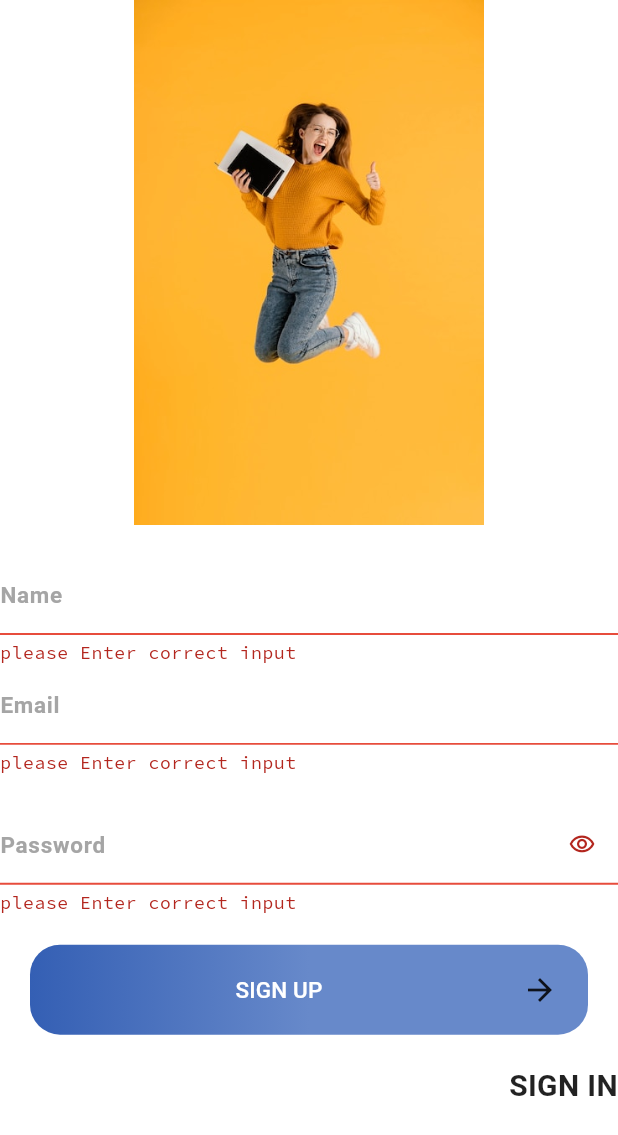
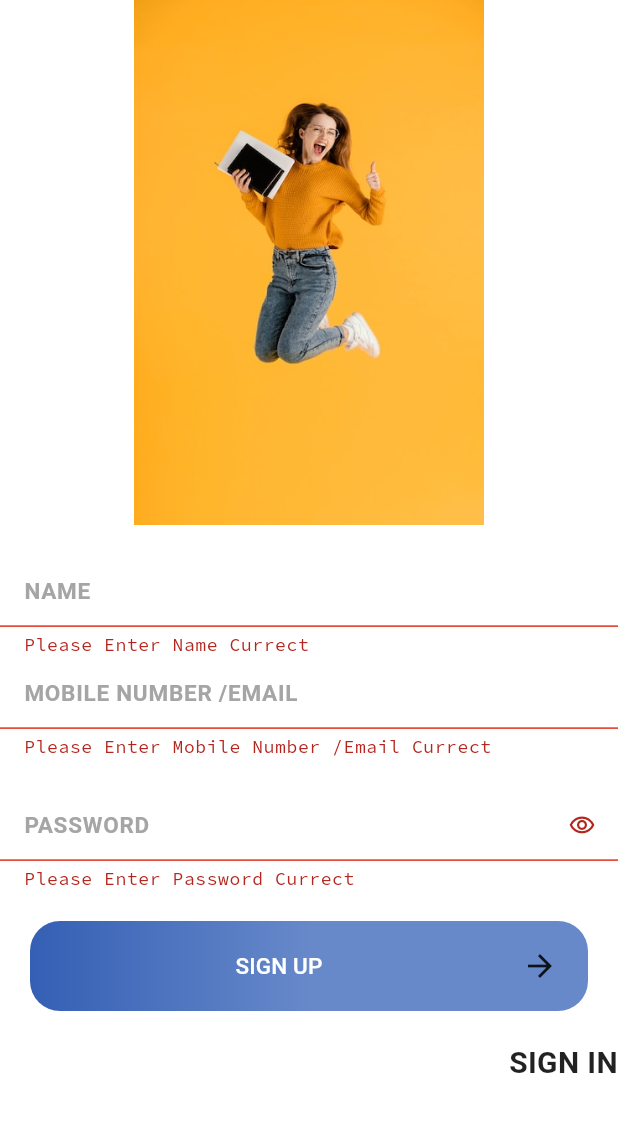
Before and after one commit to ahmedShabaan11/university_project, a Flutter app: the SignUp screen opened directly, after a tap on "SIGN UP", on a phone screen of 412 x 824 dp. Shown: the top 1135 px of the screen. Run offline on Flutter 3.47's test engine with Material 3 defaults, Android fonts, the phone set to English and light mode, and no system bars; our stand-ins replace chat_bubbles, cloud_firestore, firebase_auth, firebase_core, google_fonts, sizer; accounts and stored records are empty.

Commit message:
text form

```diff
--- a/lib/componenets/button_home.dart
+++ b/lib/componenets/button_home.dart
@@ -1,7 +1,7 @@
 import 'package:flutter/material.dart';
 import 'package:university/constants.dart';
-import 'package:university/models/chat_model.dart';
-import 'package:university/models/chat_model.dart';
+import 'package:university/data/models/chat_model.dart';
+
 
 class ButtonHome extends StatelessWidget {
    ButtonHome({super.key, required this.buttonHomeModel});
--- a/lib/componenets/custom_text_formfeild.dart
+++ b/lib/componenets/custom_text_formfeild.dart
@@ -1,65 +1,71 @@
 import 'package:flutter/material.dart';
+class CustomTextFormField extends StatelessWidget {
+  String? text;
+  String? regexCondition;
+  TextEditingController? controller;
+  bool isPassword;
+  bool? enabled;
+  IconData? iconData;
+  Function? onClick;
+  TextInputType? keyboardType;
+  Function(String)? onChange;
+  String? Function(String?)? validator;
 
-import '../constants.dart';
-
-class CustomTextFormFeild extends StatelessWidget {
-  String hintText;
-  String ?labelText;
-  IconData? icon;
-  bool obscureText;
-  void Function()? onTap;
-  TextEditingController? controller;
-  TextInputType? keyboardType;
-
-  CustomTextFormFeild({
-    super.key,
-    required this.hintText,
-    this.icon,
-    this.onTap,
-    this.labelText,
+  CustomTextFormField({
+    this.regexCondition,
+    this.text,
     this.controller,
+    this.iconData,
+    this.onClick,
     this.keyboardType,
-    this.obscureText = false,
+    this.isPassword = false,
+    this.onChange,
+    this.validator,
+    this.enabled
   });
 
   @override
   Widget build(BuildContext context) {
-    return TextFormField(
-
-      validator: (value) {
-        RegExp regExp = RegExp(controller!.text);
+    return Container(
+      // margin: EdgeInsets.symmetric(vertical: 8),
+      child: TextFormField(
+        style: TextStyle(color: Colors.black,fontSize: 18),
+        onChanged: onChange,
+        validator: validator ??
+                (value) {
               if (value == null || value.isEmpty) {
-          return 'please Enter correct input';
-        } else if (!regExp.hasMatch(value)) {
-          return 'Please Enter a valid input ';
+                return "Please Enter $text Currect";
+              }
+              if (regexCondition != null) {
+                if (!RegExp('$regexCondition').hasMatch(value)) {
+                  return 'your $text must be $regexCondition';
+                }
               }
             },
-      style: const TextStyle(color: Colors.black, fontSize: 20),
+        enabled: enabled,
         controller: controller,
-      obscureText: obscureText,
-textInputAction: TextInputAction.go,
+        obscureText: isPassword,
+        keyboardType: keyboardType,
         decoration: InputDecoration(
-        filled: false,
-        fillColor: Colors.white,
-        labelText:labelText,
-
           isDense: true,
-        hintText: hintText,
-        suffixIcon: icon == null
-            ? const SizedBox()
-            : InkWell(
-                child: Icon(icon),
-                onTap: onTap,
+          contentPadding: EdgeInsets.symmetric(vertical: 0, horizontal: 16),
+          labelText: text!.toUpperCase(),
+          border: OutlineInputBorder(
+            borderRadius: BorderRadius.circular(25),
           ),
-
-        suffixStyle: const TextStyle(decoration: TextDecoration.lineThrough),
-        border: OutlineInputBorder(
-
-
-          borderRadius: BorderRadius.circular(25),
+          suffixIcon: iconData != null
+              ? InkWell(
+            onTap: () {
+              onClick!();
+            },
+            child: Icon(
+              iconData,
+              // color: ColorManager.darkOrangeColor,
+            ),
+          )
+              : SizedBox(),
         ),
       ),
     );
   }
-
 }
--- a/lib/componenets/home_components.dart
+++ b/lib/componenets/home_components.dart
@@ -1,7 +1,7 @@
 import 'package:flutter/material.dart';
+import 'package:university/data/models/chat_model.dart';
 
 import '../constants.dart';
-import '../models/chat_model.dart';
 import '../screens/my_profile/my_profile.dart';
 import 'button_home.dart';
 
--- /dev/null
+++ b/lib/data/models/user_model.dart
@@ -0,0 +1,10 @@
+class user{
+  String? id;
+  String? uid;
+  String name;
+  String email;
+
+  user({this.uid,required this.name,required this.email,this.id});
+
+
+}
--- a/lib/screens/home_screen/home_screen.dart
+++ b/lib/screens/home_screen/home_screen.dart
@@ -1,7 +1,6 @@
 import 'package:flutter/material.dart';
 import 'package:university/componenets/button_home.dart';
 import 'package:university/constants.dart';
-import 'package:university/models/chat_model.dart';
 
 import 'package:university/screens/my_profile/my_profile.dart';
 
--- a/lib/screens/signup_screen/sign_up.dart
+++ b/lib/screens/signup_screen/sign_up.dart
@@ -50,10 +50,11 @@ class _SignUpState extends State<SignUp> {
   Widget build(BuildContext context) {
     return Scaffold(
         backgroundColor: Colors.white,
-        body: ListView(children:[
-           Column(mainAxisAlignment: MainAxisAlignment.center, children: [
+        body: ListView(children: [
+          Column(mainAxisAlignment: MainAxisAlignment.center, children: [
             Center(
-              child: Container(width: double.infinity,
+              child: Container(
+                width: double.infinity,
                 height: 350,
                 child: Image.asset(
                   'assets/images/portrait-young-female-jumping-holding-books_23-2148883676.jpg',
@@ -67,32 +68,28 @@ class _SignUpState extends State<SignUp> {
                   const SizedBox(
                     height: kDefaultPadding,
                   ),
-                  CustomTextFormFeild(
+                  CustomTextFormField(
                     keyboardType: TextInputType.text,
                     controller: _name,
-                 labelText: "Name",
-                    hintText: "Name",
+                    text: "Name",
                   ),
-                  CustomTextFormFeild(
+                  CustomTextFormField(
+                    keyboardType: TextInputType.emailAddress,
                     controller: _emailController,
-labelText: "Email",
-                    keyboardType: TextInputType.emailAddress,
-                    hintText: 'Mobile Number /Email',
+                    text: 'Mobile Number /Email',
                   ),
                   const SizedBox(
                     height: kDefaultPadding,
                   ),
-                  CustomTextFormFeild(
-                    icon: visibilityPassword
+                  CustomTextFormField(
+                    iconData: visibilityPassword
                         ? Icons.visibility_outlined
                         : Icons.visibility_off_outlined,
+                    keyboardType: TextInputType.text,
                     controller: _passwordController,
-                    hintText: 'Password',
-                    obscureText: visibilityPassword,
-keyboardType: TextInputType.number,
-labelText: "Password",
-
-                    onTap: () {
+                    text: 'Password',
+                    isPassword: visibilityPassword,
+                    onClick: () {
                       setState(() {
                         visibilityPassword = !visibilityPassword;
                       });
```
Also changed, not shown: lib/componenets/chat_bubble_model.dart (+6 -6 lines), lib/core/key_manager.dart (added, +11 -0 lines), lib/core/regex_manager.dart (added, +9 -0 lines), lib/data/firebase/message_firebase.dart (added, +42 -0 lines), lib/data/models/messages.dart (added, +26 -0 lines), lib/models/messages.dart (deleted, +0 -9 lines), lib/screens/chat_screen/chat_screen.dart (+21 -41 lines), lib/screens/loginscreen/login.dart (+8 -11 lines), lib/data/models/chat_model.dart (renamed from lib/models/chat_model.dart). Lines whose indentation alone changed are shown as unchanged.
